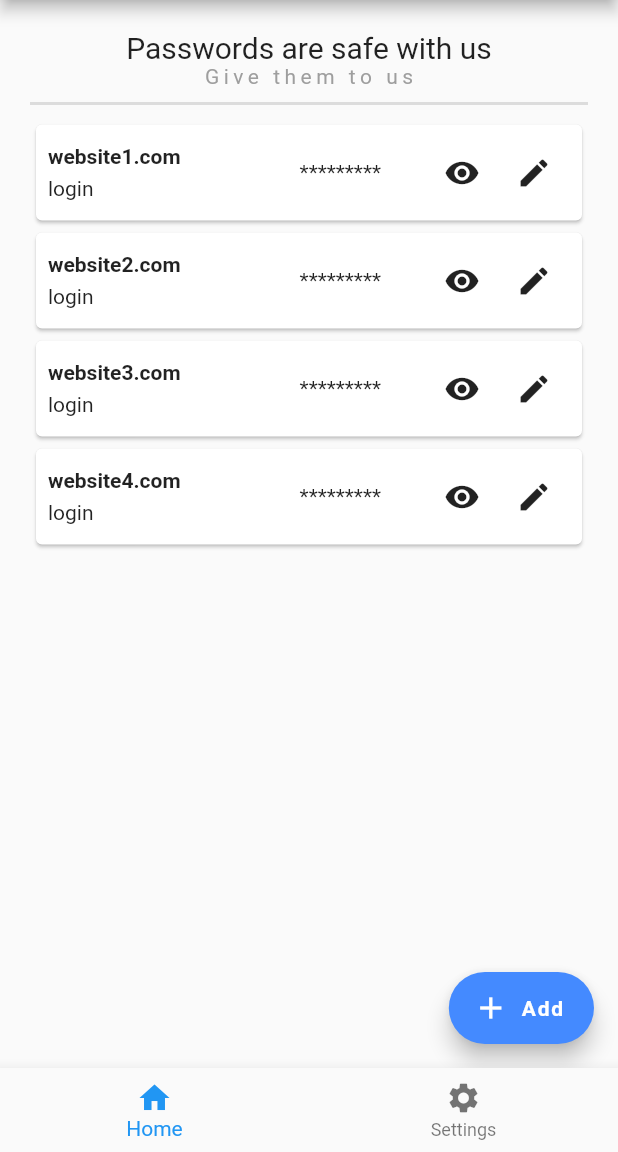
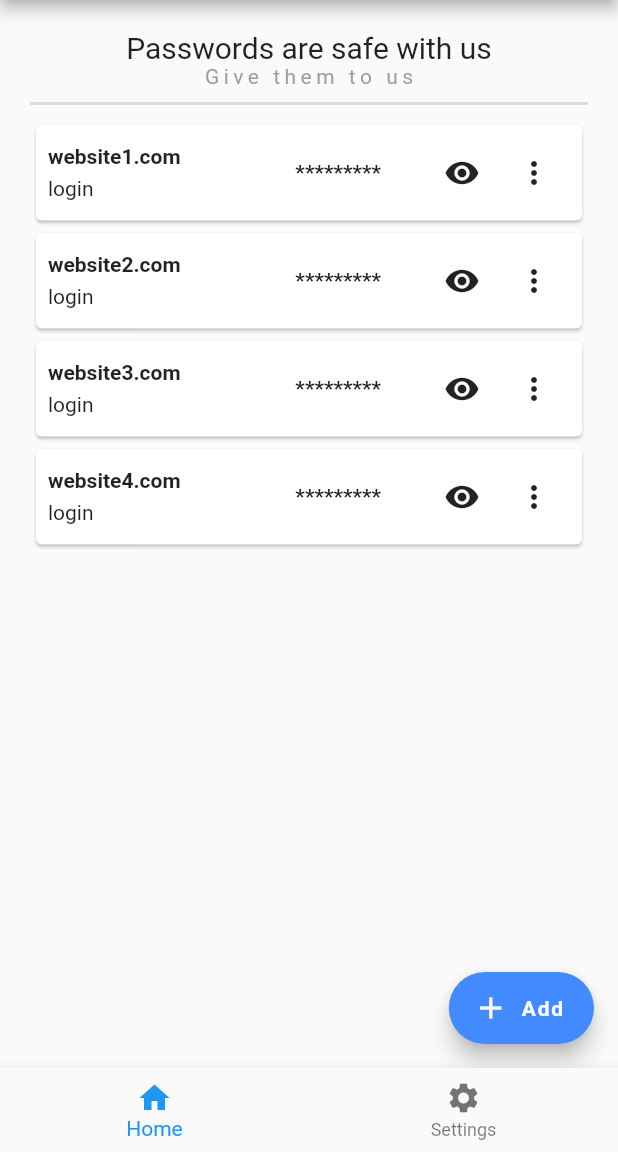
Before and after one commit to Stempnio/password-keeper, a Flutter app: the screen it shows after launch, on a phone screen of 412 x 824 dp, the part 84-1236 px from its top. Run offline on Flutter 3.47's test engine with Material 2 defaults, Android fonts, the phone set to English and light mode, and no system bars; our stand-ins replace animated_toggle_switch, loading_animation_widget.

Commit message:
style[password_keeper]: edit button in credentials row changed to dots

```diff
--- a/lib/view/home/credentials_row.dart
+++ b/lib/view/home/credentials_row.dart
@@ -42,7 +42,10 @@ class _CredentialsRowState extends State<CredentialsRow> {
             if (showingPassword)
               Text(widget.credentials.passwordHash)
             else
-              const Text('*********'),
+              const Text(
+                '*********',
+                style: TextStyle(fontWeight: FontWeight.bold),
+              ),
             const SizedBox(
               width: 30,
             ),
@@ -66,7 +69,7 @@ class _CredentialsRowState extends State<CredentialsRow> {
               onPressed: () {
                 widget.edit();
               },
-              icon: const Icon(Icons.edit),
+              icon: const Icon(Icons.more_vert),
             ),
           ],
         ),
```
